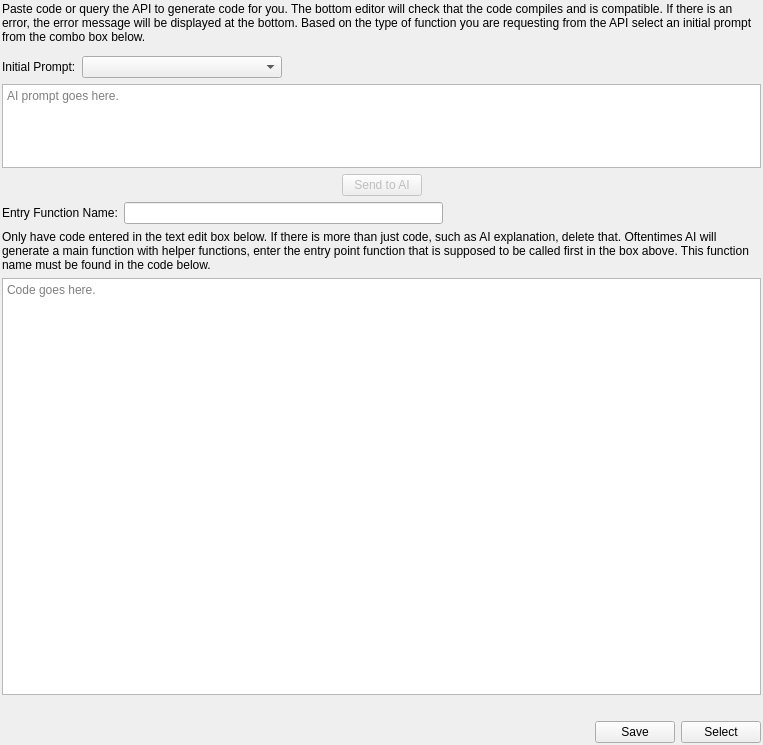
This is howdyCoder/ui/qtUiFiles/funcSelectorCodePage.ui in rmallow/howdyCoder as Qt 5 draws it before an edit. The edited form follows.
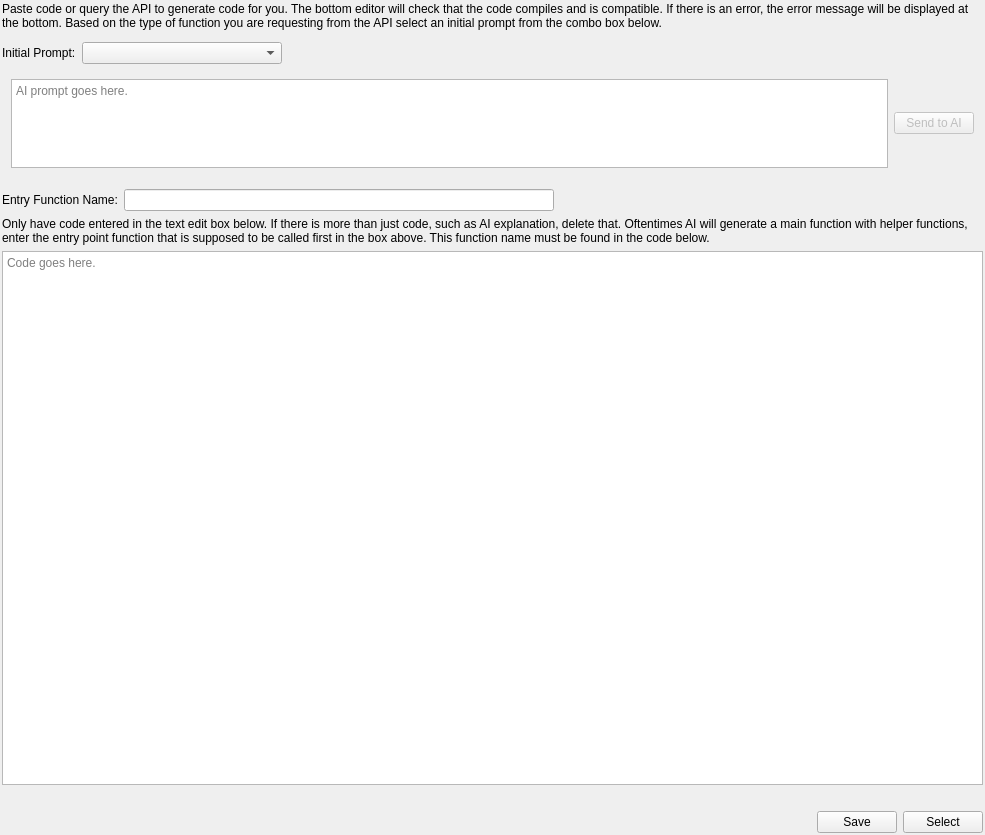
This is the edited form. Custom widgets are drawn as their Qt base class.

Commit message: fixing up delegate for period and sizing on code page

```diff
--- a/howdyCoder/ui/qtUiFiles/funcSelectorCodePage.ui
+++ b/howdyCoder/ui/qtUiFiles/funcSelectorCodePage.ui
@@ -6,8 +6,8 @@
    <rect>
     <x>0</x>
     <y>0</y>
-    <width>763</width>
-    <height>745</height>
+    <width>985</width>
+    <height>835</height>
    </rect>
   </property>
   <property name="windowTitle">
@@ -94,48 +94,29 @@
     </widget>
    </item>
    <item>
-    <widget class="QPlainTextEdit" name="prompt_text_edit">
+    <widget class="QWidget" name="promptBox" native="true">
      <property name="sizePolicy">
-      <sizepolicy hsizetype="Expanding" vsizetype="Expanding">
+      <sizepolicy hsizetype="Preferred" vsizetype="Preferred">
        <horstretch>0</horstretch>
        <verstretch>1</verstretch>
       </sizepolicy>
      </property>
-     <property name="tabStopDistance">
-      <double>4.000000000000000</double>
-     </property>
-     <property name="placeholderText">
-      <string>AI prompt goes here.</string>
-     </property>
-    </widget>
-   </item>
-   <item>
-    <widget class="QWidget" name="widget_2" native="true">
-     <layout class="QHBoxLayout" name="horizontalLayout_2">
-      <property name="leftMargin">
-       <number>0</number>
-      </property>
-      <property name="topMargin">
-       <number>0</number>
-      </property>
-      <property name="rightMargin">
-       <number>0</number>
-      </property>
-      <property name="bottomMargin">
-       <number>0</number>
-      </property>
+     <layout class="QHBoxLayout" name="horizontalLayout_6">
       <item>
-       <spacer name="horizontalSpacer_4">
-        <property name="orientation">
-         <enum>Qt::Horizontal</enum>
+       <widget class="QPlainTextEdit" name="prompt_text_edit">
+        <property name="sizePolicy">
+         <sizepolicy hsizetype="Expanding" vsizetype="Expanding">
+          <horstretch>0</horstretch>
+          <verstretch>1</verstretch>
+         </sizepolicy>
         </property>
-        <property name="sizeHint" stdset="0">
-         <size>
-          <width>40</width>
-          <height>5</height>
-         </size>
+        <property name="tabStopDistance">
+         <double>4.000000000000000</double>
         </property>
-       </spacer>
+        <property name="placeholderText">
+         <string>AI prompt goes here.</string>
+        </property>
+       </widget>
       </item>
       <item>
        <widget class="QPushButton" name="call_api_button">
@@ -147,19 +128,24 @@
         </property>
        </widget>
       </item>
-      <item>
-       <spacer name="horizontalSpacer_2">
-        <property name="orientation">
-         <enum>Qt::Horizontal</enum>
-        </property>
-        <property name="sizeHint" stdset="0">
-         <size>
-          <width>316</width>
-          <height>5</height>
-         </size>
-        </property>
-       </spacer>
-      </item>
+     </layout>
+    </widget>
+   </item>
+   <item>
+    <widget class="QWidget" name="widget_2" native="true">
+     <layout class="QHBoxLayout" name="horizontalLayout_2">
+      <property name="leftMargin">
+       <number>0</number>
+      </property>
+      <property name="topMargin">
+       <number>0</number>
+      </property>
+      <property name="rightMargin">
+       <number>0</number>
+      </property>
+      <property name="bottomMargin">
+       <number>0</number>
+      </property>
      </layout>
     </widget>
    </item>
@@ -239,7 +225,7 @@
        <widget class="QPlainTextEdit" name="codeEdit">
         <property name="sizePolicy">
          <sizepolicy hsizetype="Expanding" vsizetype="Expanding">
-          <horstretch>5</horstretch>
+          <horstretch>10</horstretch>
           <verstretch>5</verstretch>
          </sizepolicy>
         </property>
```
The commit also changes 6 other files.
